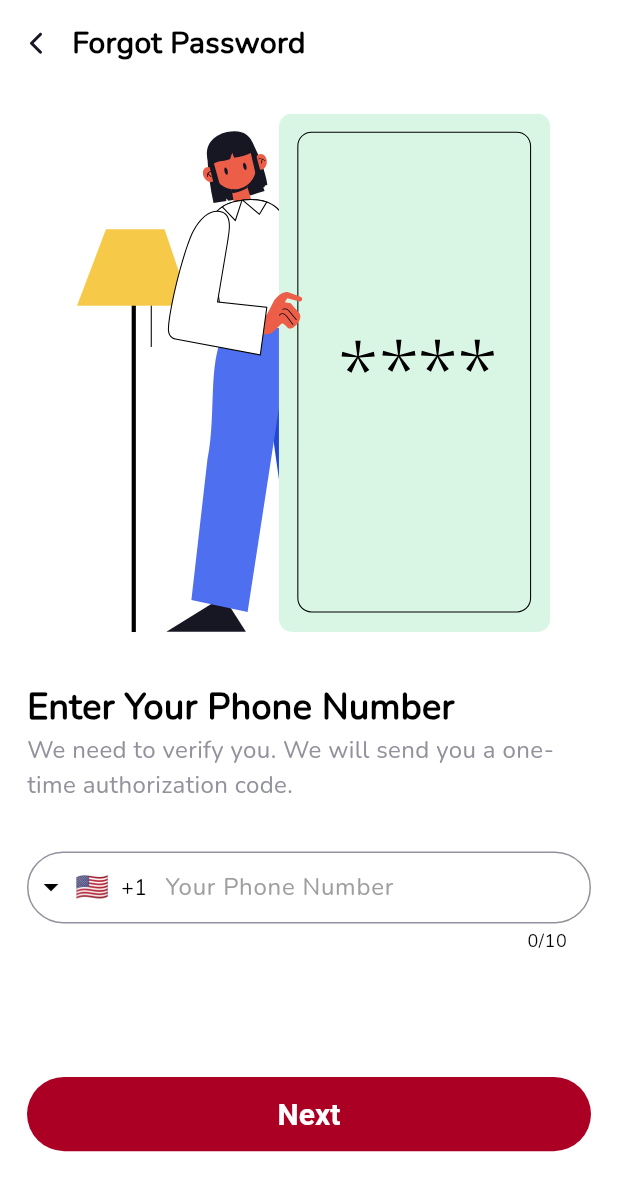
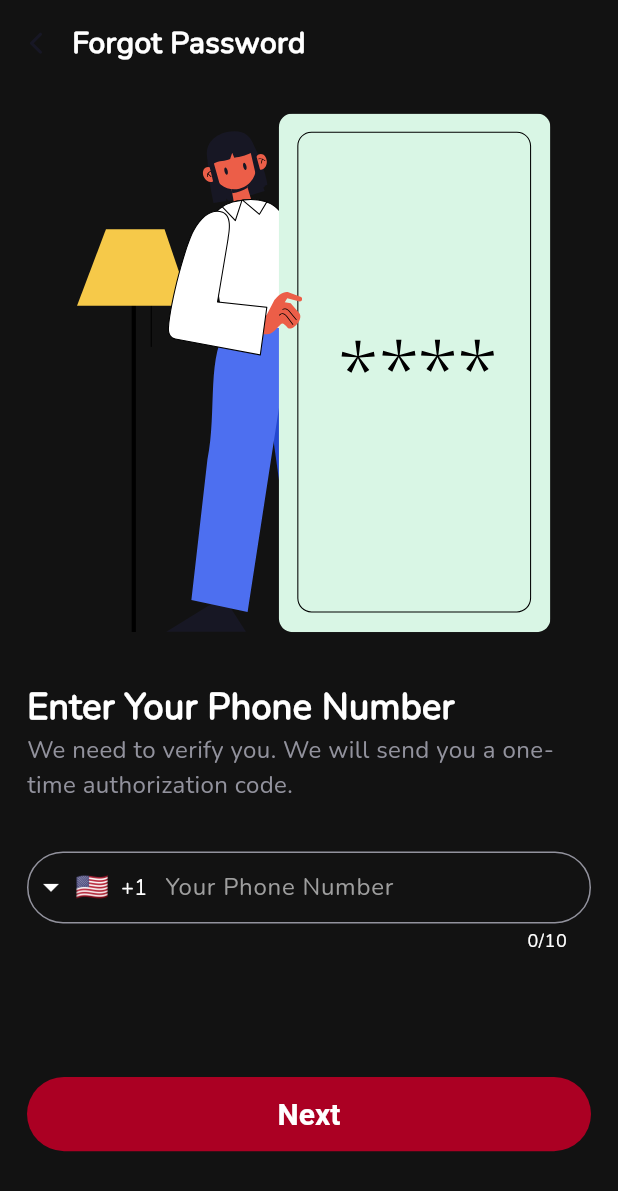
Before and after one commit to ilyosyusuf/organico, a Flutter app: the screen it shows after launch, after a tap on "Forgot Password?", on a phone screen of 412 x 824 dp. Shown: the top 1191 px of the screen. Run offline on Flutter 3.47's test engine with Material 2 defaults, Android fonts, the phone set to English and light mode, and no system bars; drawn by our look-alikes of intl_phone_field; our stand-ins replace flutter_bloc, flutter_svg.

Commit message:
Splash view was added with animation

```diff
--- a/lib/config/routes/page_routes.dart
+++ b/lib/config/routes/page_routes.dart
@@ -1,5 +1,6 @@
 import 'package:flutter/material.dart';
 import 'package:organico/screens/authentication/view/mainauthview/main_auth_view.dart';
+import 'package:organico/screens/authentication/view/pages/splash_view.dart';
 
 class MyRoute {
   static final MyRoute _instance = MyRoute._init();
@@ -11,6 +12,8 @@ class MyRoute {
     switch (settings.name) {
       case '/mainauthview':
         return _pages(MainAuthView());
+            case '/splashview':
+        return _pages(SplashView());
     }
   }
 
--- a/lib/main.dart
+++ b/lib/main.dart
@@ -15,9 +15,9 @@ class MyApp extends StatelessWidget {
     return MaterialApp(
       debugShowCheckedModeBanner: false,
       title: 'Organico',
-      theme: AppTheme.instance.appLightTheme,
+      theme: AppTheme.instance.appDarkTheme,
       navigatorKey: NavigationService.instance.navigatorKey,
-      initialRoute: '/mainauthview',
+      initialRoute: '/splashview',
       onGenerateRoute: MyRoute.instance.onGenerateRoute,
     );
   }
--- a/lib/screens/authentication/state/auth_state.dart
+++ b/lib/screens/authentication/state/auth_state.dart
@@ -1,9 +1,5 @@
 abstract class AuthState {
   AuthState();
-}
-
-class SplashState extends AuthState {
-  SplashState();
 }
 
 class SignUpState extends AuthState {
@@ -13,6 +9,7 @@ class SignUpState extends AuthState {
 class SignInState extends AuthState {
   SignInState();
 }
+
 class PhoneVerifyState extends AuthState {
   PhoneVerifyState();
 }
--- a/lib/screens/authentication/view/mainauthview/main_auth_view.dart
+++ b/lib/screens/authentication/view/mainauthview/main_auth_view.dart
@@ -27,9 +27,7 @@ class MainAuthView extends StatelessWidget {
       body: BlocConsumer<AuthCubit, AuthState>(
         listener: ((context, state) {}),
         builder: (context, state) {
-          if (state is SplashState) {
-            return Center(child: Text("Splash"));
-          } else if (state is SignUpState) {
+          if (state is SignUpState) {
             return SignUpView();
           } else if (state is SignInState) {
             return SignInView();
--- /dev/null
+++ b/lib/screens/authentication/view/pages/splash_view.dart
@@ -0,0 +1,68 @@
+import 'package:flutter/material.dart';
+import 'package:flutter/src/foundation/key.dart';
+import 'package:flutter/src/widgets/framework.dart';
+import 'package:organico/config/init/navigation/navigator.dart';
+import 'package:organico/core/constants/icons/icon_const.dart';
+import 'package:organico/core/extensions/context_extension.dart';
+import 'package:organico/core/font/font_style.dart';
+
+class SplashView extends StatefulWidget {
+  const SplashView({Key? key}) : super(key: key);
+
+  @override
+  State<SplashView> createState() => _SplashViewState();
+}
+
+class _SplashViewState extends State<SplashView>
+    with SingleTickerProviderStateMixin {
+  AnimationController? animationController;
+  Animation<Color?>? colorAnimation;
+  Animation<Alignment?>? alignmentAnimation;
+  Color colorOfContainer = Colors.black;
+  double widthOfContainer = 300;
+  double heightOfContainer = 100;
+
+  @override
+  void initState() {
+    super.initState();
+    animationController = AnimationController(
+      vsync: this,
+      lowerBound: 0.0,
+      upperBound: 1.0,
+      duration: const Duration(seconds: 3),
+    );
+
+    animationController!.forward();
+
+    animationController!.addListener(() {
+      debugPrint(animationController!.value.toString());
+      setState(() {});
+    });
+
+    animationController!.addStatusListener((status) {
+      debugPrint("Status: $status");
+      if (status == AnimationStatus.completed) {
+        NavigationService.instance.pushNamedAndRemoveUntil('/mainauthview');
+      }
+    });
+  }
+
+  @override
+  Widget build(BuildContext context) {
+    return Scaffold(
+        body: Center(
+      child: Column(
+        mainAxisAlignment: MainAxisAlignment.center,
+        crossAxisAlignment: CrossAxisAlignment.center,
+        children: [
+          Opacity(
+            opacity: animationController!.value,
+            child: IconConst.logo,
+          ),
+          SizedBox(height: context.h * 0.03),
+          Text("Organico", style: FStyles.headline2s)
+        ],
+      ),
+    ));
+  }
+}
```
